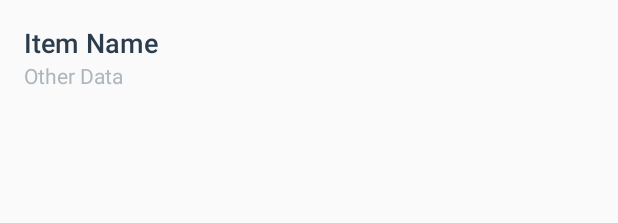
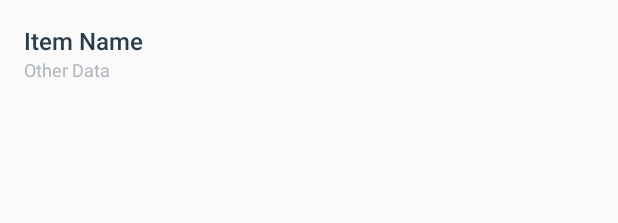
Before and after one commit to JavierRefuerzo/ISY-Socket-Subscription, an Android app: the layout list_item.xml on its own in the app's theme, with its tools: preview values and no code run, on a phone screen of 412 x 824 dp. Shown: the top 223 px of the screen. Run offline under Robolectric (Android 15) with nearby library versions, the phone set to English and light mode, and no system bars.

Commit message:
Changed text size in listView

```diff
--- a/app/src/main/res/layout/list_item.xml
+++ b/app/src/main/res/layout/list_item.xml
@@ -12,7 +12,7 @@
         android:layout_width="wrap_content"
         android:layout_height="wrap_content"
         android:fontFamily="sans-serif-medium"
-        android:textAppearance="?android:textAppearanceMedium"
+        android:textSize="16sp"
         android:textColor="#2B3D4D"
         tools:text="Item Name"/>
 
@@ -23,5 +23,6 @@
         android:fontFamily="sans-serif"
         android:textAppearance="?android:textAppearanceSmall"
         android:textColor="#AEB6BD"
+        android:textSize="12sp"
         tools:text="Other Data"/>
 </LinearLayout>
```
